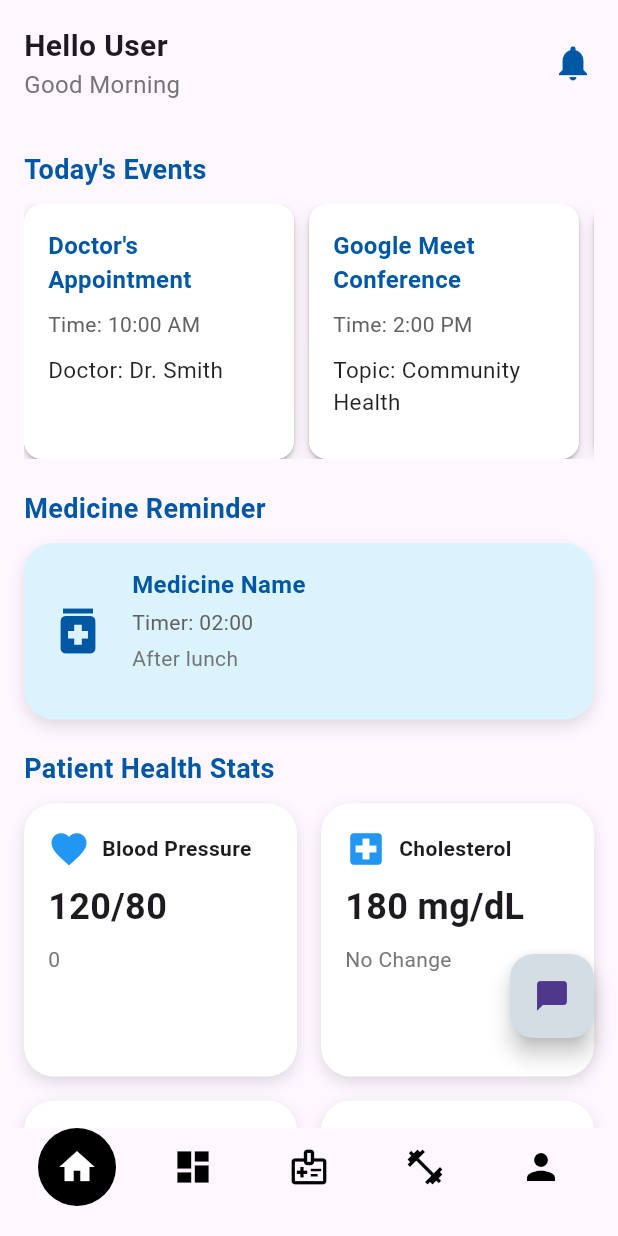
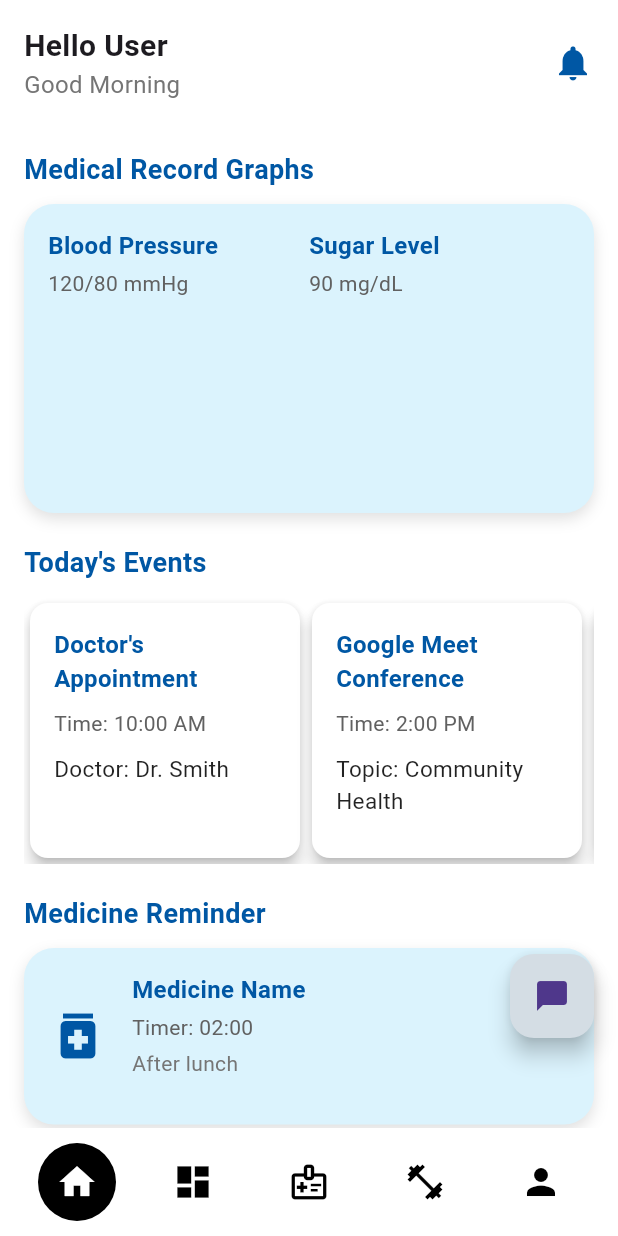
Before and after one commit to navaneeth0041/VitaCare, a Flutter app: the screen it shows after launch, on a phone screen of 412 x 824 dp. Run offline on Flutter 3.47's test engine with Material 3 defaults, Android fonts, the phone set to English and light mode, and no system bars; our stand-ins replace cloud_firestore, firebase_core, firebase_storage, flutter_local_notifications, flutter_riverpod, flutter_tts and 4 more; accounts and stored records are empty.

Commit message:
feat:home page adjustments

```diff
--- a/vitacare/lib/ProfilePage.dart
+++ b/vitacare/lib/ProfilePage.dart
@@ -13,6 +13,7 @@ class _PatientProfilePageState extends State<PatientProfilePage> {
   @override
   Widget build(BuildContext context) {
     return Scaffold(
+      backgroundColor: Colors.white,
       appBar: AppBar(
         title: const Text('Patient Profile'),
         centerTitle: true,
@@ -25,6 +26,7 @@ class _PatientProfilePageState extends State<PatientProfilePage> {
         ),
       ),
       body: Column(
+
         children: [
           _buildProfileHeader(),
           _buildTabs(),
--- a/vitacare/lib/homepage.dart
+++ b/vitacare/lib/homepage.dart
@@ -3,12 +3,10 @@ import 'package:flutter/material.dart';
 import 'package:flutter_local_notifications/flutter_local_notifications.dart';
 import 'package:vitacare/ProfilePage.dart';
 import 'package:vitacare/aichat.dart';
-import 'package:vitacare/components/meal_card.dart';
 import 'package:vitacare/components/stat_card.dart';
 import 'package:vitacare/fitness_page.dart';
 import 'package:vitacare/medication_tracker_screen.dart';
 import 'package:vitacare/reflection_page.dart';
-import 'components/custom_styles.dart';
 
 class HomePage extends StatefulWidget {
   const HomePage({super.key});
@@ -117,6 +115,7 @@ class HomePageState extends State<HomePage> {
   @override
   Widget build(BuildContext context) {
     return Scaffold(
+      backgroundColor: Colors.white,
       body: SafeArea(
         child: Stack(
           children: [
@@ -141,7 +140,7 @@ class HomePageState extends State<HomePage> {
         ),
       ),
       bottomNavigationBar: Padding(
-        padding: const EdgeInsets.only(bottom: 20.0),
+        padding: const EdgeInsets.only(bottom: 10,top: 10),
         child: Row(
           mainAxisAlignment: MainAxisAlignment.spaceEvenly,
           children: [
@@ -225,6 +224,76 @@ class HomePageContent extends StatelessWidget {
             child: Column(
               crossAxisAlignment: CrossAxisAlignment.start,
               children: [
+                // Medical Record Graphs Section
+                Text(
+                  'Medical Record Graphs',
+                  style: TextStyle(
+                    fontSize: 18,
+                    fontWeight: FontWeight.bold,
+                    color: Color(0xFF0057A4),
+                  ),
+                ),
+                const SizedBox(height: 10),
+                Container(
+                  height: screenWidth/2,
+                  padding: const EdgeInsets.all(16.0),
+                  decoration: BoxDecoration(
+                    color: Color(0xFFDBF3FD),
+                    borderRadius: BorderRadius.circular(20),
+                    boxShadow: const [
+                      BoxShadow(
+                        color: Colors.black12,
+                        blurRadius: 8,
+                        offset: Offset(0, 4),
+                      ),
+                    ],
+                  ),
+                  child: Row(
+                    children: [
+                      Expanded(
+                        child: Column(
+                          crossAxisAlignment: CrossAxisAlignment.start,
+                          children: [
+                            Text(
+                              'Blood Pressure',
+                              style: TextStyle(
+                                fontSize: 16,
+                                fontWeight: FontWeight.bold,
+                                color: Color(0xFF0057A4),
+                              ),
+                            ),
+                            const SizedBox(height: 4),
+                            Text(
+                              '120/80 mmHg',
+                              style: TextStyle(fontSize: 14, color: Colors.grey[700]),
+                            ),
+                          ],
+                        ),
+                      ),
+                      Expanded(
+                        child: Column(
+                          crossAxisAlignment: CrossAxisAlignment.start,
+                          children: [
+                            Text(
+                              'Sugar Level',
+                              style: TextStyle(
+                                fontSize: 16,
+                                fontWeight: FontWeight.bold,
+                                color: Color(0xFF0057A4),
+                              ),
+                            ),
+                            const SizedBox(height: 4),
+                            Text(
+                              '90 mg/dL',
+                              style: TextStyle(fontSize: 14, color: Colors.grey[700]),
+                            ),
+                          ],
+                        ),
+                      ),
+                    ],
+                  ),
+                ),
+                const SizedBox(height: 20),
                 // Today’s Events Section
                 Text(
                   'Today\'s Events',
@@ -242,8 +311,8 @@ class HomePageContent extends StatelessWidget {
                       children: List.generate(events.length, (index) {
                         final event = events[index];
                         return Card(
-                          color: const Color.fromARGB(255, 255, 255, 255), // Background color for event card
-                          margin: const EdgeInsets.only(right: 10),
+                          color: Colors.white,
+                          elevation: 4,
                           shape: RoundedRectangleBorder(
                             borderRadius: BorderRadius.circular(12),
                           ),
@@ -251,17 +320,6 @@ class HomePageContent extends StatelessWidget {
                             width: 180,
                             height: 170,
                             padding: const EdgeInsets.all(16.0),
-                            decoration: BoxDecoration(
-                              color: const Color.fromARGB(255, 255, 255, 255),
-                              borderRadius: BorderRadius.circular(12),
-                              boxShadow: const [
-                                BoxShadow(
-                                  color: Colors.black12,
-                                  blurRadius: 8,
-                                  offset: Offset(0, 4),
-                                ),
-                              ],
-                            ),
                             child: Column(
                               crossAxisAlignment: CrossAxisAlignment.start,
                               children: [
--- a/vitacare/pubspec.yaml
+++ b/vitacare/pubspec.yaml
@@ -57,6 +57,7 @@ dependencies:
   random_string: ^2.3.1
   uuid: ^4.5.1
   sensors_plus: ^6.1.0
+  google_fonts: ^6.2.1
 
 
 dev_dependencies:
```
Also changed, not shown: vitacare/pubspec.lock.
